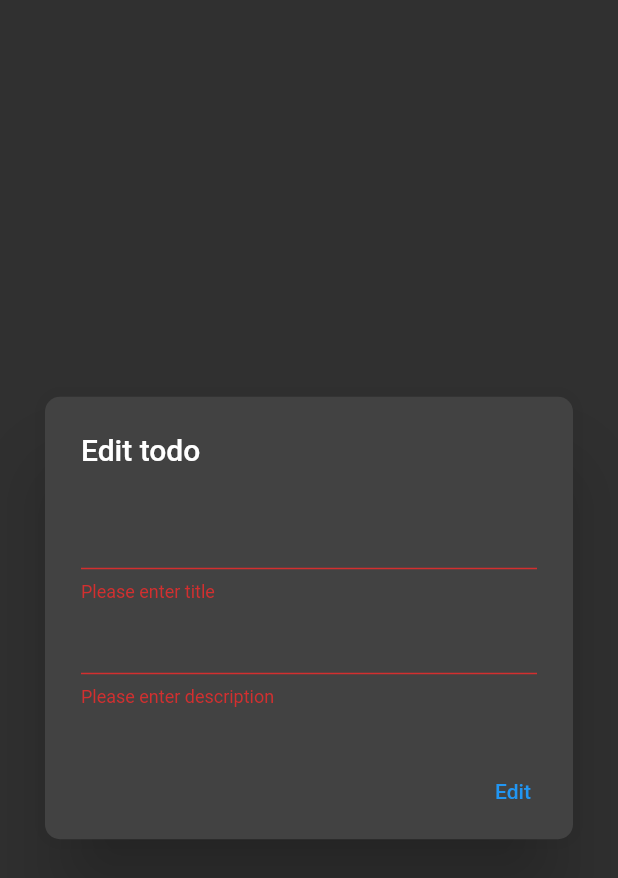
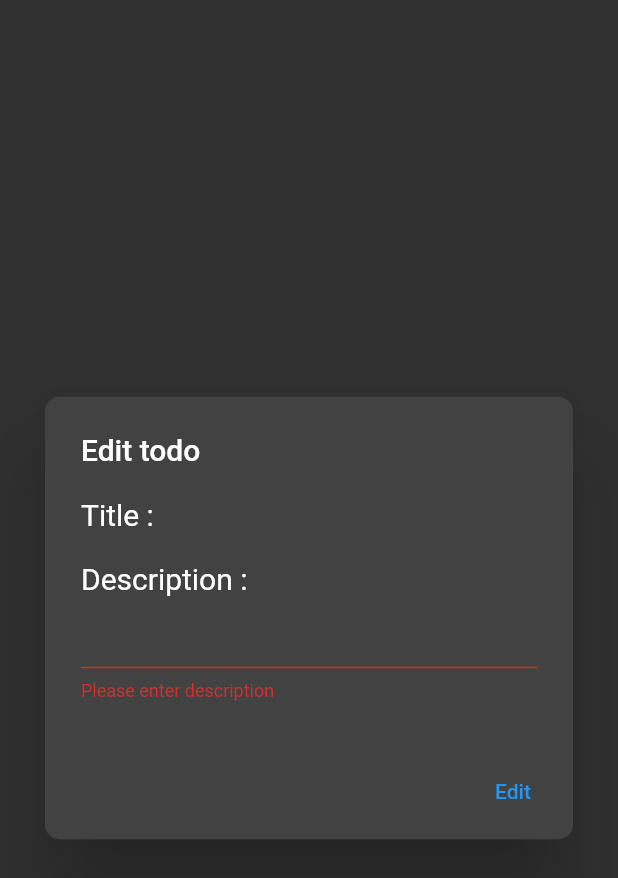
Before and after one commit to Amankumar614/Firebase_TODO_App, a Flutter app: what editDialog() shows on an empty page, opened directly with empty values, after a tap on "Edit", on a phone screen of 412 x 824 dp. Shown: the top 878 px of the screen. Run offline on Flutter 3.47's test engine with Material 2 defaults, Android fonts, the phone set to English and light mode, and no system bars; our stand-ins replace cloud_firestore, firebase_auth, firebase_core, font_awesome_flutter, google_sign_in; accounts and stored records are empty.

Commit message:
title change

```diff
--- a/lib/Services.dart/services.dart
+++ b/lib/Services.dart/services.dart
@@ -40,7 +40,7 @@ class FirebaseService {
   DocumentReference documentReference =
         FirebaseFirestore.instance.collection('MyTodos').doc(title);
          Map<String, dynamic> upadteTodo = {
-      "todoTitle": changeTitle,
+      // "todoTitle": changeTitle,
       "tododesc": changeDescr
     };
   // return await documentReference.set(upadteTodo).whenComplete(() => print("upadte complete"));
--- a/lib/screen/editDialog.dart
+++ b/lib/screen/editDialog.dart
@@ -31,17 +31,28 @@ String changeDescr = widget.initDescription;
           width: 400,
           height: 140,
           child: Column(
-            children: [
-              TextFormField(
-                validator: (value) {
-                  if (value == null || value.isEmpty) {
-                    return 'Please enter title';
-                  }
-                  return null;
-                },
-                onChanged: ((titlevalue) => changeTitle = titlevalue),
-                initialValue: widget.initTitle,
+            children:
+            [
+              Row(
+                children: [
+                  Text("Title : ${widget.initTitle}",style: TextStyle(fontSize: 20)),
+
+
+                ],
               ),
+               SizedBox(height:20),
+              Row(children: [ Text("Description :",style: TextStyle(fontSize: 20),),],),
+
+              // TextFormField(
+              //   validator: (value) {
+              //     if (value == null || value.isEmpty) {
+              //       return 'Please enter title';
+              //     }
+              //     return null;
+              //   },
+              //   onChanged: ((titlevalue) => changeTitle = titlevalue),
+              //   initialValue: widget.initTitle,
+              // ),
               // SizedBox(height:60)
               TextFormField(
                 validator: (value) {
```
